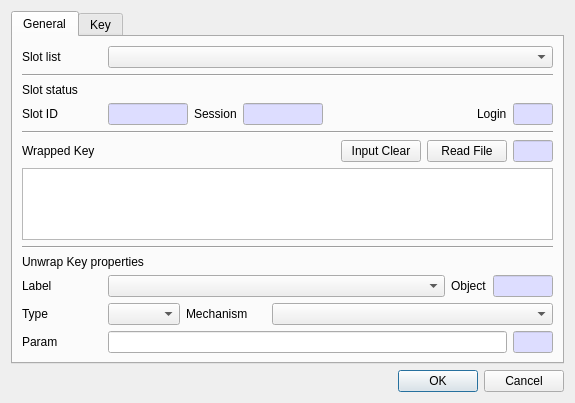
This is CryptokiMan/unwrap_key_dlg.ui in jykim74/CryptokiMan as Qt 5 draws it before an edit. The edited form follows.
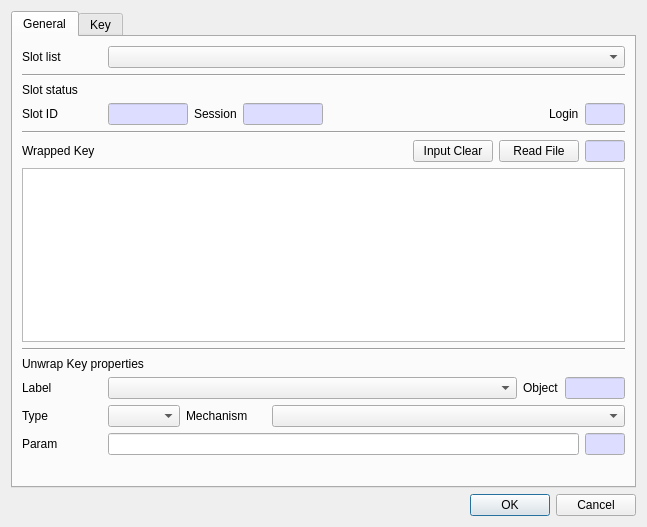
This is the edited form.

```diff
--- a/CryptokiMan/unwrap_key_dlg.ui
+++ b/CryptokiMan/unwrap_key_dlg.ui
@@ -6,8 +6,8 @@
    <rect>
     <x>0</x>
     <y>0</y>
-    <width>567</width>
-    <height>402</height>
+    <width>647</width>
+    <height>527</height>
    </rect>
   </property>
   <property name="windowTitle">
@@ -381,9 +381,7 @@
        <item>
         <widget class="QPlainTextEdit" name="mInputText">
          <property name="font">
-          <font>
-           <family>굴림체</family>
-          </font>
+          <font/>
          </property>
         </widget>
        </item>
```
